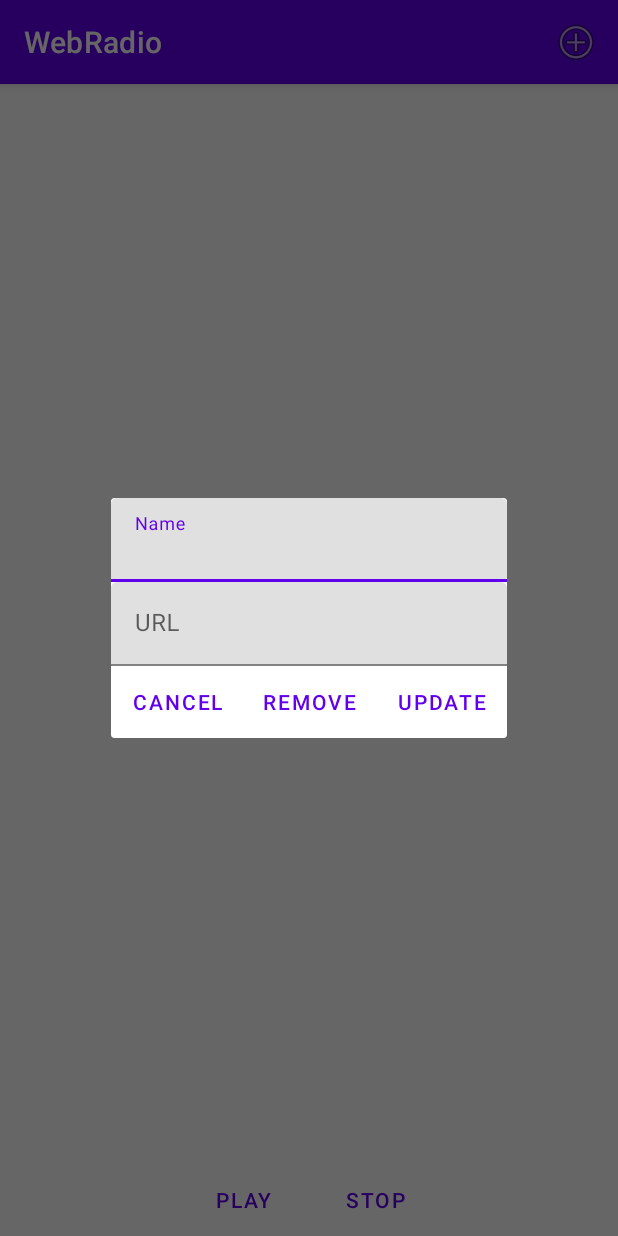
After one commit to johncrawley/WebRadio, an Android app: the fragment EditStationFragment placed in its activity, on a phone screen of 412 x 824 dp. The commit adds this screen. Run offline under Robolectric (Android 15) with nearby library versions, the phone set to English and light mode, and no system bars.

Commit message:
Added edit station dialog and rudimentary notification popup.

```diff
--- a/app/build.gradle
+++ b/app/build.gradle
@@ -7,7 +7,7 @@
 
     defaultConfig {
         applicationId "com.jcrawley.webradio"
-        minSdk 24
+        minSdk 26
         targetSdk 31
         versionCode 1
         versionName "1.0"
@@ -31,7 +31,7 @@
 
     implementation 'androidx.appcompat:appcompat:1.4.1'
     implementation 'com.google.android.material:material:1.6.0'
-    implementation 'androidx.constraintlayout:constraintlayout:2.1.3'
+    implementation 'androidx.constraintlayout:constraintlayout:2.1.4'
     testImplementation 'junit:junit:5'
     androidTestImplementation 'androidx.test.ext:junit:1.1.3'
     androidTestImplementation 'androidx.test.espresso:espresso-core:3.4.0'
--- /dev/null
+++ b/app/src/main/java/com/jcrawley/webradio/fragment/EditStationFragment.java
@@ -0,0 +1,118 @@
+package com.jcrawley.webradio.fragment;
+
+import android.app.Dialog;
+import android.os.Bundle;
+import android.view.LayoutInflater;
+import android.view.View;
+import android.view.ViewGroup;
+import android.widget.Button;
+import android.widget.EditText;
+
+import com.jcrawley.webradio.MainActivity;
+import com.jcrawley.webradio.R;
+import com.jcrawley.webradio.repository.StationEntity;
+
+import androidx.annotation.NonNull;
+import androidx.annotation.Nullable;
+import androidx.fragment.app.DialogFragment;
+
+
+public class EditStationFragment extends DialogFragment {
+
+    private MainActivity activity;
+    private EditText stationNameEditText, stationUrlEditText;
+    public static final String BUNDLE_STATION_ID = "STATION_ID";
+    public static final String BUNDLE_STATION_NAME = "STATION_NAME";
+    public static final String BUNDLE_STATION_URL = "STATION_URL";
+    public long stationId;
+
+    public static EditStationFragment newInstance() {
+        return new EditStationFragment();
+    }
+
+
+    @Override
+    public View onCreateView(LayoutInflater inflater, ViewGroup container, Bundle savedInstanceState) {
+        View rootView = inflater.inflate(R.layout.fragment_edit_station, container, false);
+        assignBundleVars(rootView);
+        return rootView;
+    }
+
+
+    private void assignBundleVars(View rootView){
+        Bundle bundle = getArguments();
+        if(bundle !=null){
+            stationId = bundle.getLong(BUNDLE_STATION_ID, -1);
+            assignText(R.id.stationNameEditText, rootView, BUNDLE_STATION_NAME);
+            assignText(R.id.stationUrlEditText, rootView, BUNDLE_STATION_URL);
+        }
+    }
+
+
+    private void assignText(int resId, View rootView, String bundleVarName){
+        EditText editText = rootView.findViewById(resId);
+        Bundle bundle = getArguments();
+        if(bundle == null){
+            return;
+        }
+        String text = bundle.getString(bundleVarName, "");
+        editText.setText(text);
+    }
+
+
+    @Override
+    public void onViewCreated(@NonNull View view, @Nullable Bundle savedInstanceState) {
+        super.onViewCreated(view, savedInstanceState);
+        Dialog dialog =  getDialog();
+        activity = (MainActivity)getActivity();
+        if(activity == null){
+            return;
+        }
+        if(dialog != null){
+            dialog.setTitle(activity.getString(R.string.update_station_dialog_title));
+        }
+        setupViews(view);
+        setupUpdateButton(view);
+        setupCancelButton(view);
+        setupDeleteButton(view);
+
+    }
+
+
+    private void setupViews(View parentView){
+        stationNameEditText = parentView.findViewById(R.id.stationNameEditText);
+        stationUrlEditText = parentView.findViewById(R.id.stationUrlEditText);
+    }
+
+
+    private void setupUpdateButton(View parentView){
+        Button update = parentView.findViewById(R.id.update_button);
+        update.setOnClickListener((View v) -> {
+            String name = stationNameEditText.getText().toString();
+            String url = stationUrlEditText.getText().toString();
+            if(activity != null){
+                activity.updateStation(new StationEntity(name, url));
+            }
+            dismiss();
+        });
+    }
+
+
+    private void setupDeleteButton(View parentView){
+        Button deleteButton = parentView.findViewById(R.id.delete_button);
+        deleteButton.setOnClickListener((View v) -> {
+            if(activity == null){
+                return;
+            }
+            activity.deleteStation(stationId);
+            dismiss();
+        });
+    }
+
+
+    private void setupCancelButton(View parentView){
+        Button cancelButton = parentView.findViewById(R.id.cancel_button);
+        cancelButton.setOnClickListener((View v)-> dismiss());
+    }
+
+}
--- /dev/null
+++ b/app/src/main/res/layout/fragment_edit_station.xml
@@ -0,0 +1,58 @@
+<?xml version="1.0" encoding="utf-8"?>
+<LinearLayout xmlns:android="http://schemas.android.com/apk/res/android"
+    android:orientation="vertical"
+    android:layout_width="match_parent"
+    android:layout_height="match_parent">
+
+    <com.google.android.material.textfield.TextInputLayout
+        android:layout_width="match_parent"
+        android:layout_height="wrap_content">
+
+        <com.google.android.material.textfield.TextInputEditText
+            android:id="@+id/stationNameEditText"
+            android:layout_width="match_parent"
+            android:layout_height="wrap_content"
+            android:hint="@string/input_text_label_station_name" />
+    </com.google.android.material.textfield.TextInputLayout>
+
+    <com.google.android.material.textfield.TextInputLayout
+        android:layout_width="match_parent"
+        android:layout_height="wrap_content">
+
+        <com.google.android.material.textfield.TextInputEditText
+            android:id="@+id/stationUrlEditText"
+            android:layout_width="match_parent"
+            android:layout_height="wrap_content"
+            android:hint="@string/input_text_label_station_url" />
+    </com.google.android.material.textfield.TextInputLayout>
+
+    <LinearLayout
+        android:layout_width="wrap_content"
+        android:layout_height="match_parent"
+        android:layout_gravity="center_horizontal"
+        android:orientation="horizontal">
+
+        <Button
+            android:id="@+id/cancel_button"
+            android:layout_width="match_parent"
+            android:layout_height="wrap_content"
+            android:text="@string/add_station_cancel_button"
+            style="?android:attr/buttonBarButtonStyle" />
+
+        <Button
+            android:id="@+id/delete_button"
+            android:layout_width="match_parent"
+            android:layout_height="wrap_content"
+            android:text="@string/update_station_delete_button"
+            style="?android:attr/buttonBarButtonStyle" />
+
+        <Button
+            android:id="@+id/update_button"
+            android:layout_width="match_parent"
+            android:layout_height="wrap_content"
+            android:text="@string/update_station_update_button"
+            style="?android:attr/buttonBarButtonStyle" />
+
+    </LinearLayout>
+
+</LinearLayout>
--- a/app/src/main/res/menu/main_menu.xml
+++ b/app/src/main/res/menu/main_menu.xml
@@ -6,7 +6,7 @@
     <item
         android:id="@+id/action_add_station"
         android:icon="@android:drawable/ic_menu_add"
-        android:title="@string/menu_title_add_station"
+        android:title="@string/add_station_menu_item_title"
         app:showAsAction="always"
         tools:ignore="AlwaysShowAction" />
 </menu>
--- a/app/src/main/res/values/strings.xml
+++ b/app/src/main/res/values/strings.xml
@@ -8,5 +8,9 @@
     <string name="add_station_title">Add Station</string>
     <string name="add_station_cancel_button">Cancel</string>
     <string name="add_station_save_button">Save</string>
-    <string name="menu_title_add_station">Add Station</string>
+    <string name="add_station_menu_item_title">Add Station</string>
+    <string name="update_station_delete_button">Remove</string>
+    <string name="update_station_update_button">Update</string>
+    <string name="update_station_dialog_title">Edit Station Details</string>
+    <string name="notification_title">WebRadio</string>
 </resources>
```
Also changed, not shown: app/src/main/java/com/jcrawley/webradio/MainActivity.java (+60 -10 lines), app/src/main/java/com/jcrawley/webradio/list/ListAdapterHelper.java (+14 -0 lines), app/src/main/java/com/jcrawley/webradio/notifier/PlayNotifier.java (added, +99 -0 lines).
